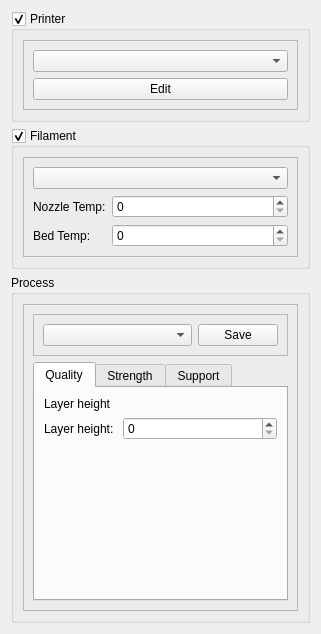
gbeck139/octopus, file gui/tabs/prepare/SettingsMenuWidget/settingsmenuwidget.ui: the form before one commit.
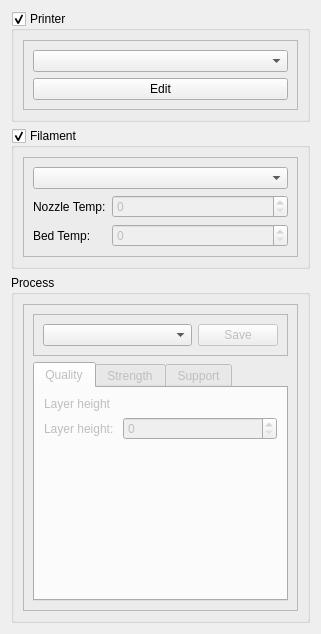
The form after the commit.

Commit message: Added Button layouts for Slice and Print

The edit to the form file:
```diff
--- a/gui/tabs/prepare/SettingsMenuWidget/settingsmenuwidget.ui
+++ b/gui/tabs/prepare/SettingsMenuWidget/settingsmenuwidget.ui
@@ -76,7 +76,11 @@
          <item>
           <layout class="QFormLayout" name="formLayout">
            <item row="0" column="1">
-            <widget class="QSpinBox" name="nozzleTempSpinBox"/>
+            <widget class="QSpinBox" name="nozzleTempSpinBox">
+             <property name="enabled">
+              <bool>false</bool>
+             </property>
+            </widget>
            </item>
            <item row="1" column="0">
             <widget class="QLabel" name="bedTempLabel">
@@ -86,7 +90,11 @@
             </widget>
            </item>
            <item row="1" column="1">
-            <widget class="QSpinBox" name="bedTempSpinBox"/>
+            <widget class="QSpinBox" name="bedTempSpinBox">
+             <property name="enabled">
+              <bool>false</bool>
+             </property>
+            </widget>
            </item>
            <item row="0" column="0">
             <widget class="QLabel" name="nozzleTempLabel">
@@ -135,6 +143,9 @@
             </item>
             <item>
              <widget class="QPushButton" name="saveButton">
+              <property name="enabled">
+               <bool>false</bool>
+              </property>
               <property name="text">
                <string>Save</string>
               </property>
@@ -145,6 +156,9 @@
          </item>
          <item>
           <widget class="QTabWidget" name="tabWidget">
+           <property name="enabled">
+            <bool>false</bool>
+           </property>
            <property name="currentIndex">
             <number>0</number>
            </property>
```
Left out of the diff: 3 changed lines with no effect on the pictures. The commit also changes 3 other files.
